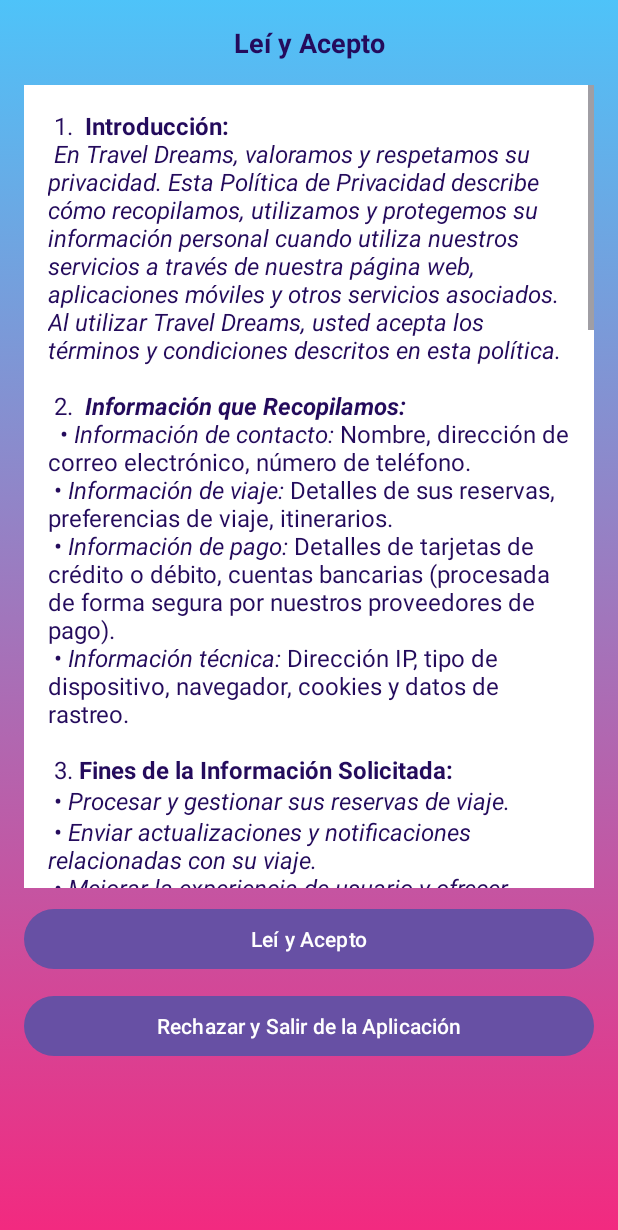
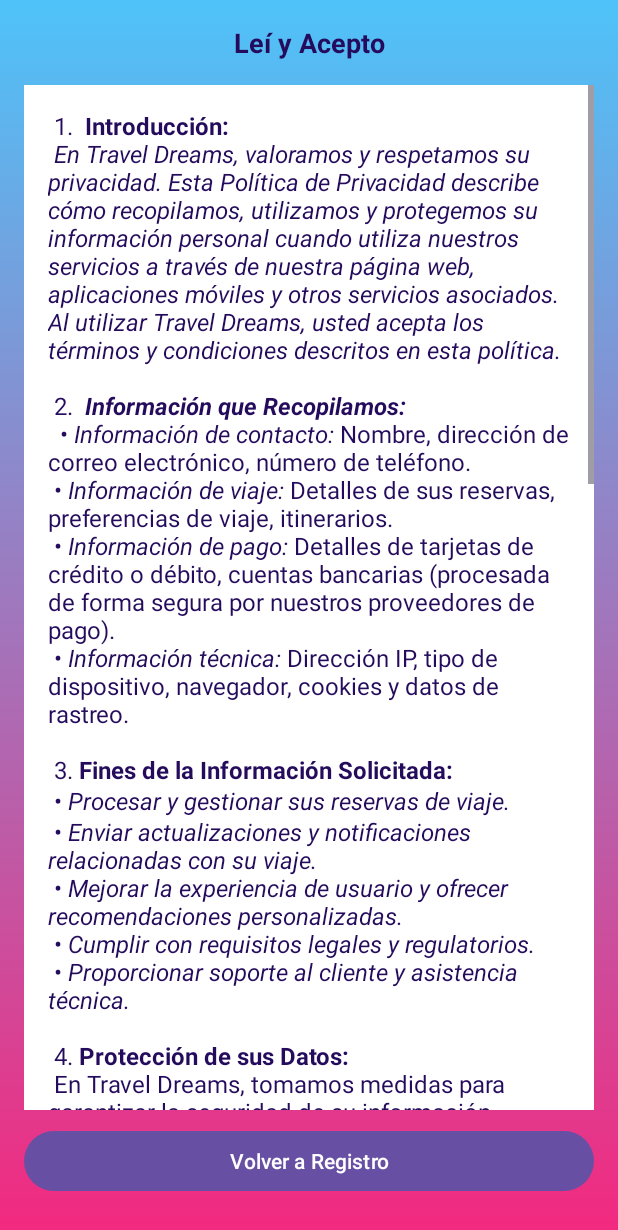
Before and after one commit to TravelDreams2024/ProyectoAppMovil, an Android app: the PoliticaPrivacidad screen opened directly, with no data from a screen before it, on a phone screen of 412 x 824 dp. Shown: the top 1230 px of the screen. Run offline under Robolectric (Android 15) with nearby library versions, the phone set to English and light mode, and no system bars.

Commit message:
agrego funcionalidad en politicas de privacidad

```diff
--- a/TravelDreamsApp/app/src/main/java/com/example/traveldreamsapp/PoliticaPrivacidad.java
+++ b/TravelDreamsApp/app/src/main/java/com/example/traveldreamsapp/PoliticaPrivacidad.java
@@ -1,24 +1,37 @@
 package com.example.traveldreamsapp;
 
+import android.content.Intent; // Asegúrate de incluir esto
 import android.os.Bundle;
-
-import androidx.activity.EdgeToEdge;
+import android.view.View; // Asegúrate de incluir esto también
+import android.widget.Button; // Asegúrate de incluir esto
 import androidx.appcompat.app.AppCompatActivity;
-import androidx.core.graphics.Insets;
 import androidx.core.view.ViewCompat;
 import androidx.core.view.WindowInsetsCompat;
+import androidx.core.graphics.Insets;
 
 public class PoliticaPrivacidad extends AppCompatActivity {
 
     @Override
     protected void onCreate(Bundle savedInstanceState) {
         super.onCreate(savedInstanceState);
-        EdgeToEdge.enable(this);
         setContentView(R.layout.activity_politica_privacidad);
+
         ViewCompat.setOnApplyWindowInsetsListener(findViewById(R.id.main), (v, insets) -> {
             Insets systemBars = insets.getInsets(WindowInsetsCompat.Type.systemBars());
             v.setPadding(systemBars.left, systemBars.top, systemBars.right, systemBars.bottom);
             return insets;
         });
+
+        Button btnVolverRegistro = findViewById(R.id.btnBackReg); // Asegúrate de que el ID sea correcto
+        btnVolverRegistro.setText("Volver a Registro");
+        btnVolverRegistro.setOnClickListener(new View.OnClickListener() {
+            @Override
+            public void onClick(View v) {
+                // Redirigir a la actividad de registro
+                Intent intent = new Intent(PoliticaPrivacidad.this, RegistroActivity.class); // Cambia 'RegistroActivity.class' al nombre de tu actividad de registro
+                startActivity(intent);
+                finish(); // Finaliza la actividad actual
+            }
+        });
     }
 }
--- a/TravelDreamsApp/app/src/main/res/layout/activity_politica_privacidad.xml
+++ b/TravelDreamsApp/app/src/main/res/layout/activity_politica_privacidad.xml
@@ -1,6 +1,7 @@
 <?xml version="1.0" encoding="utf-8"?>
 <LinearLayout
     xmlns:android="http://schemas.android.com/apk/res/android"
+    android:id="@+id/main"
     android:orientation="vertical"
     android:layout_width="match_parent"
     android:layout_height="match_parent"
@@ -22,7 +23,8 @@
 
     <ScrollView
         android:layout_width="match_parent"
-        android:layout_height="535dp">
+        android:layout_height="0dp"
+        android:layout_weight="1">
 
         <TextView
             android:id="@+id/privacy_policy_content"
@@ -36,16 +38,11 @@
     </ScrollView>
 
     <Button
-        android:id="@+id/btnacepto"
+        android:id="@+id/btnBackReg"
         android:layout_marginVertical="10dp"
         android:layout_width="match_parent"
         android:layout_height="wrap_content"
-        android:text="@string/btnacepto" />
+        android:text="@string/btnBackReg" />
 
-    <Button
-        android:id="@+id/btnnoacepto"
-        android:layout_width="match_parent"
-        android:layout_height="wrap_content"
-        android:text="@string/btnnoacepto" />
 
 </LinearLayout>
--- a/TravelDreamsApp/app/src/main/res/values/strings.xml
+++ b/TravelDreamsApp/app/src/main/res/values/strings.xml
@@ -53,8 +53,8 @@
     <!--Politica de Privacidad y Proteccion de Datos-->
 
     <string name="txtprivacitytitle">Leí y Acepto</string>
-    <string name="btnacepto">Leí y Acepto</string>
-    <string name="btnnoacepto">Rechazar y Salir de la Aplicación</string>
+    <string name="btnBackReg">Volver a Registro</string>
+
 
     <string name="txtprivacity">
         1. <b> Introducción:</b> \n <i>En Travel Dreams, valoramos y respetamos su privacidad. Esta Política de Privacidad describe cómo recopilamos, utilizamos y protegemos su información personal cuando utiliza nuestros servicios a través de nuestra página web, aplicaciones móviles y otros servicios asociados. Al utilizar Travel Dreams, usted acepta los términos y condiciones descritos en esta política. </i> \n  \n
```
Also changed, not shown: TravelDreamsApp/app/src/main/java/com/example/traveldreamsapp/RegistroActivity.java (+15 -1 lines), TravelDreamsApp/app/src/main/res/layout/activity_registro.xml (+11 -3 lines).
